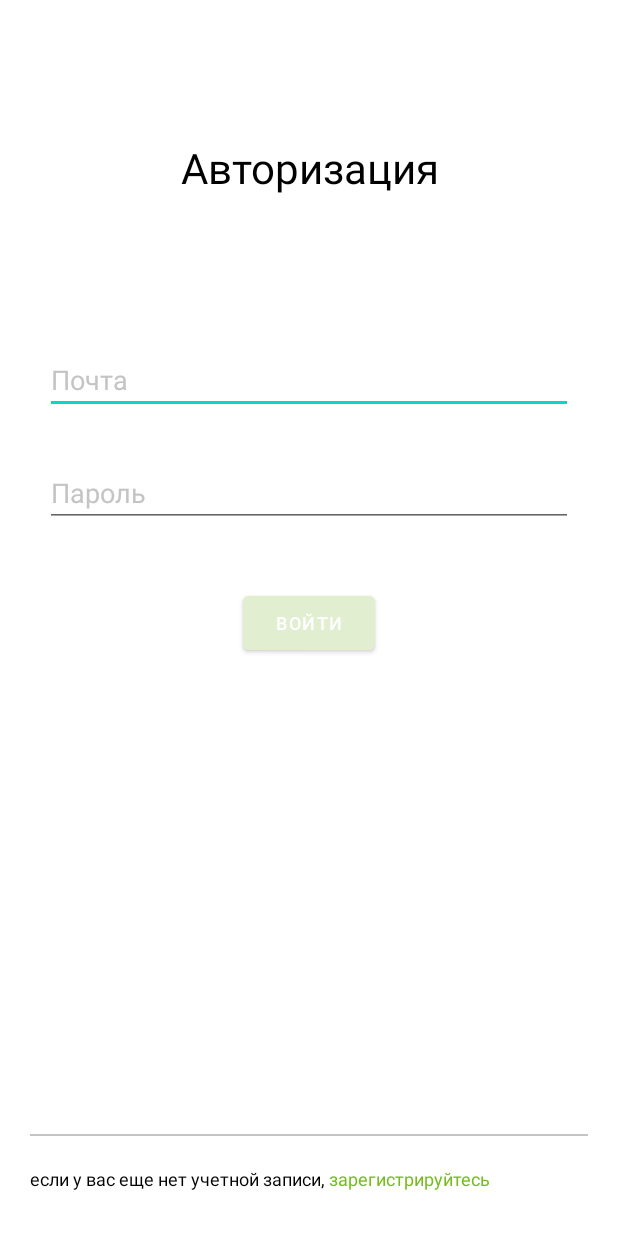
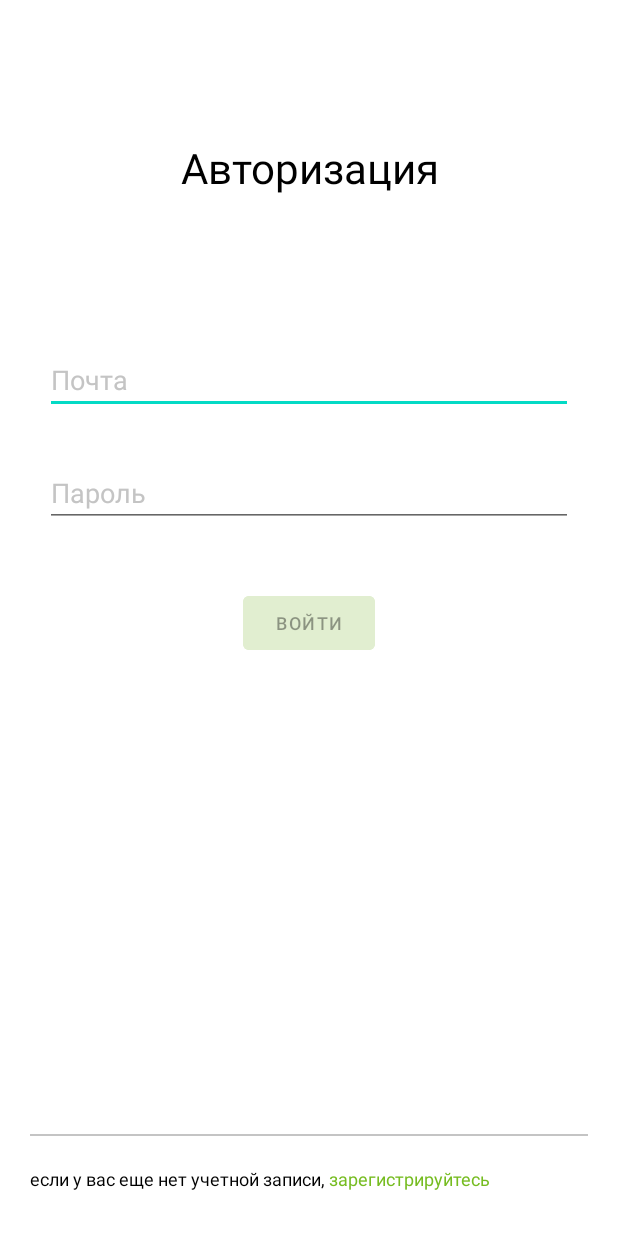
Before and after one commit to AlexSergo/MyPet, an Android app: the screen it shows after launch (StartActivity), on a phone screen of 412 x 824 dp. Run offline under Robolectric (Android 15) with nearby library versions, the phone set to English and light mode, and no system bars; our stand-ins replace navigation-ui.

Commit message:
my_button.xml added

```diff
--- a/app/src/main/java/com/example/mypet/presentation/ui/SignInFragment.kt
+++ b/app/src/main/java/com/example/mypet/presentation/ui/SignInFragment.kt
@@ -1,25 +1,44 @@
 package com.example.mypet.presentation.ui
 
+import android.graphics.Color
 import android.os.Bundle
-import androidx.fragment.app.Fragment
+import android.text.Editable
+import android.text.TextWatcher
 import android.view.LayoutInflater
 import android.view.View
 import android.view.ViewGroup
-import com.example.mypet.R
-import com.example.mypet.databinding.FragmentBreathingRateBinding
+import android.widget.Button
+import android.widget.EditText
+import androidx.fragment.app.Fragment
 import com.example.mypet.databinding.FragmentSignInBinding
 
 class SignInFragment : Fragment() {
 
     private lateinit var binding: FragmentSignInBinding
-
+    var count = 0
+    private val textWatcher = object : TextWatcher {
+        override fun afterTextChanged(s: Editable?) { count++ }
+        override fun beforeTextChanged(s: CharSequence?, start: Int, count: Int, after: Int) {}
+        override fun onTextChanged(s: CharSequence?, start: Int, before: Int, count: Int) {}
+    }
+    private val textWatcher2 = object : TextWatcher {
+        override fun afterTextChanged(s: Editable?) {
+            if (count == 1) {
+                binding.buttonSignIn.isEnabled = true
+            }
+        }
+        override fun beforeTextChanged(s: CharSequence?, start: Int, count: Int, after: Int) {}
+        override fun onTextChanged(s: CharSequence?, start: Int, before: Int, count: Int) {}
+    }
     override fun onCreateView(
         inflater: LayoutInflater, container: ViewGroup?,
         savedInstanceState: Bundle?,
     ): View? {
         val callback = requireActivity() as RegisterActivityCallback
         binding = FragmentSignInBinding.inflate(layoutInflater)
-
+        binding.buttonSignIn.isEnabled = false
+        binding.emailField.addTextChangedListener(textWatcher)
+        binding.passwordField.addTextChangedListener(textWatcher2)
         binding.register.setOnClickListener {
             callback.showSignUpFragment()
         }
@@ -27,7 +46,7 @@ class SignInFragment : Fragment() {
         binding.buttonSignIn.setOnClickListener {
             callback.showProfile()
         }
-
         return binding.root
     }
+
 }
--- a/app/src/main/res/drawable/my_button.xml
+++ b/app/src/main/res/drawable/my_button.xml
@@ -1,4 +1,15 @@
 <?xml version="1.0" encoding="utf-8"?>
 <selector xmlns:android="http://schemas.android.com/apk/res/android">
-
+    <item
+        android:state_enabled="true"
+        android:drawable="@color/active_button"
+        android:color="@color/active_button"
+        android:background="@color/active_button"
+        android:backgroundTint="@color/active_button"/>
+    <item
+        android:state_enabled="false"
+        android:drawable="@color/inactive_button"
+        android:color="@color/inactive_button"
+        android:backgroundTint="@color/inactive_button"
+        android:background="@color/inactive_button"/>
 </selector>
--- a/app/src/main/res/layout/activity_main.xml
+++ b/app/src/main/res/layout/activity_main.xml
@@ -1,5 +1,5 @@
 <?xml version="1.0" encoding="utf-8"?>
-<RelativeLayout xmlns:android="http://schemas.android.com/apk/res/android"
+<androidx.constraintlayout.widget.ConstraintLayout xmlns:android="http://schemas.android.com/apk/res/android"
     xmlns:app="http://schemas.android.com/apk/res-auto"
     xmlns:tools="http://schemas.android.com/tools"
     android:layout_width="match_parent"
@@ -26,4 +26,4 @@
         android:layout_alignParentBottom="true"
         app:menu="@menu/bottom_navigation_menu" />
 
-</RelativeLayout>
+</androidx.constraintlayout.widget.ConstraintLayout>
--- a/app/src/main/res/layout/fragment_sign_in.xml
+++ b/app/src/main/res/layout/fragment_sign_in.xml
@@ -56,16 +56,15 @@
 
     <Button
         android:id="@+id/button_sign_in"
-        android:layout_marginTop="40dp"
         android:layout_width="wrap_content"
         android:layout_height="wrap_content"
-        android:backgroundTint="@color/inactive_button"
+        android:layout_marginTop="40dp"
+        android:backgroundTint="@drawable/my_button"
         android:text="@string/sign_in"
         android:textSize="12sp"
         app:layout_constraintLeft_toLeftOf="parent"
         app:layout_constraintRight_toRightOf="parent"
-        app:layout_constraintTop_toBottomOf="@+id/password_field"
-        />
+        app:layout_constraintTop_toBottomOf="@+id/password_field" />
 
     <View
         android:id="@+id/view2"
--- a/app/src/main/res/layout/fragment_sign_up.xml
+++ b/app/src/main/res/layout/fragment_sign_up.xml
@@ -102,7 +102,7 @@
         android:id="@+id/button_sign_up"
         android:layout_width="wrap_content"
         android:layout_height="wrap_content"
-        android:backgroundTint="@color/inactive_button"
+        android:backgroundTint="@drawable/my_button"
         android:text="@string/sign_up"
         android:textSize="12sp"
         app:layout_constraintLeft_toLeftOf="parent"
```
Also changed, not shown: app/src/main/java/com/example/mypet/presentation/ui/SignUpFragment.kt (+42 -3 lines).
